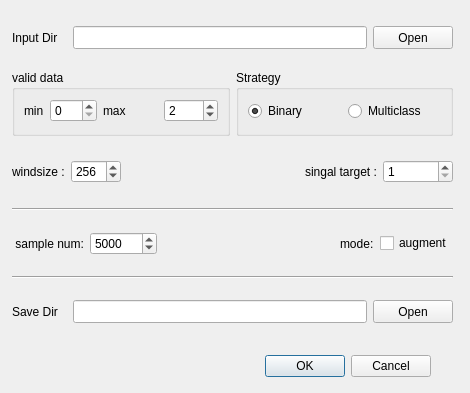
This is ui/sampleProduce/SampleGenCommon.ui in scrssys/semantic_segment_RSImage as Qt 5 draws it before an edit. The edited form follows.
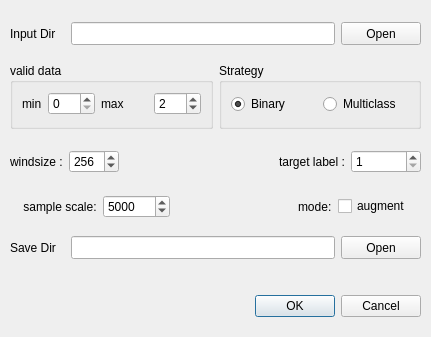
This is the edited form.

```diff
--- a/ui/sampleProduce/SampleGenCommon.ui
+++ b/ui/sampleProduce/SampleGenCommon.ui
@@ -6,8 +6,8 @@
    <rect>
     <x>0</x>
     <y>0</y>
-    <width>470</width>
-    <height>393</height>
+    <width>431</width>
+    <height>337</height>
    </rect>
   </property>
   <property name="windowTitle">
@@ -16,8 +16,8 @@
   <widget class="QDialogButtonBox" name="buttonBox">
    <property name="geometry">
     <rect>
-     <x>250</x>
-     <y>350</y>
+     <x>240</x>
+     <y>290</y>
      <width>181</width>
      <height>32</height>
     </rect>
@@ -29,13 +29,13 @@
     <set>QDialogButtonBox::Cancel|QDialogButtonBox::Ok</set>
    </property>
   </widget>
-  <widget class="QWidget" name="">
+  <widget class="QWidget" name="layoutWidget">
    <property name="geometry">
     <rect>
-     <x>12</x>
-     <y>11</y>
-     <width>441</width>
-     <height>331</height>
+     <x>10</x>
+     <y>10</y>
+     <width>411</width>
+     <height>261</height>
     </rect>
    </property>
    <layout class="QVBoxLayout" name="verticalLayout">
@@ -264,7 +264,7 @@
            </size>
           </property>
           <property name="text">
-           <string>singal target :</string>
+           <string>target label :</string>
           </property>
          </widget>
         </item>
@@ -288,15 +288,14 @@
       </item>
      </layout>
     </item>
-    <item>
-     <widget class="Line" name="line">
-      <property name="orientation">
-       <enum>Qt::Horizontal</enum>
-      </property>
-     </widget>
-    </item>
     <item>
      <layout class="QHBoxLayout" name="horizontalLayout_14">
+      <property name="leftMargin">
+       <number>10</number>
+      </property>
+      <property name="rightMargin">
+       <number>10</number>
+      </property>
       <item>
        <layout class="QHBoxLayout" name="horizontalLayout_12">
         <item>
@@ -308,7 +307,7 @@
            </size>
           </property>
           <property name="text">
-           <string> sample num:</string>
+           <string> sample scale:</string>
           </property>
          </widget>
         </item>
@@ -378,13 +377,6 @@
       </item>
      </layout>
     </item>
-    <item>
-     <widget class="Line" name="line_2">
-      <property name="orientation">
-       <enum>Qt::Horizontal</enum>
-      </property>
-     </widget>
-    </item>
     <item>
      <layout class="QHBoxLayout" name="horizontalLayout_15">
       <item>
```
Left out of the diff: 2 changed lines with no effect on the pictures.
